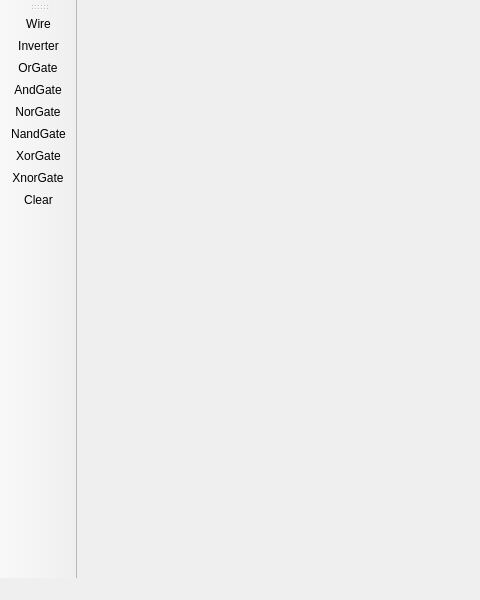
Old version of the form CircuitBuilder/mainwindow.ui in the repository lilzooty/IzziLab; both pictures show x 0 to 480 and y 0 to 600 of the 800 by 600 pixel window.
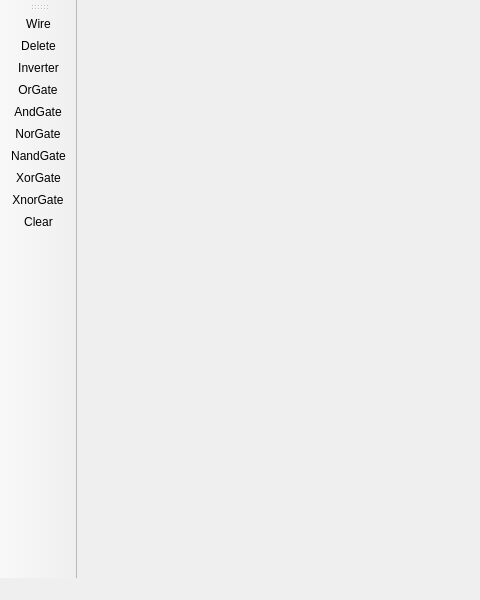
New version of the form. Icons and pictures are not drawn.

Commit message: starting implementation of delete mode.

```diff
--- a/CircuitBuilder/mainwindow.ui
+++ b/CircuitBuilder/mainwindow.ui
@@ -36,6 +36,7 @@
     <bool>false</bool>
    </attribute>
    <addaction name="actionWire"/>
+   <addaction name="actionDelete"/>
    <addaction name="actionInverter"/>
    <addaction name="actionOrGate"/>
    <addaction name="actionAndGate"/>
@@ -151,6 +152,17 @@
     <enum>QAction::MenuRole::NoRole</enum>
    </property>
   </action>
+  <action name="actionDelete">
+   <property name="checkable">
+    <bool>true</bool>
+   </property>
+   <property name="text">
+    <string>Delete</string>
+   </property>
+   <property name="menuRole">
+    <enum>QAction::MenuRole::NoRole</enum>
+   </property>
+  </action>
  </widget>
  <resources>
   <include location="rsc.qrc"/>
```
The commit also changes 3 other files.
